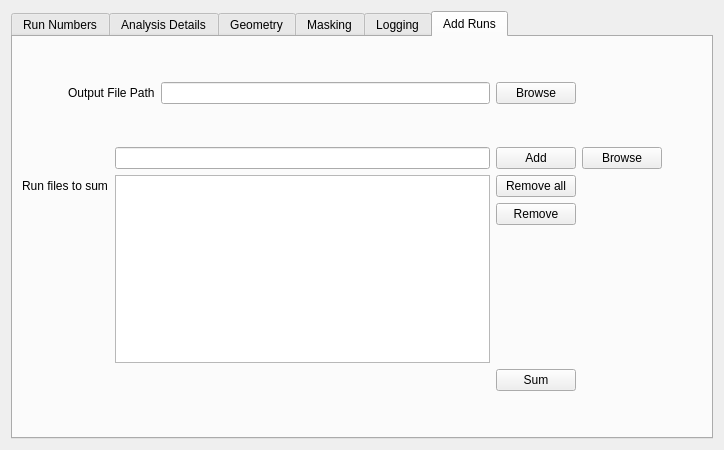
mantidproject/mantid, file Code/Mantid/MantidQt/CustomInterfaces/inc/MantidQtCustomInterfaces/SANSRunWindow.ui: the form before one commit.
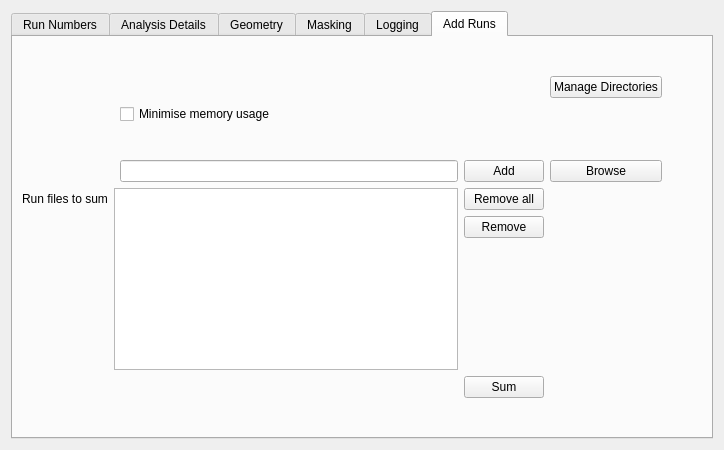
The form after the commit. The open tabs and pages were chosen to show the change. Custom widgets are drawn as their Qt base class.

Commit message: The SANS GUI now has a "Manage Directories" button and it handles multi-period files better too. refs #2145 and #2146

Patch:
```diff
--- a/Code/Mantid/MantidQt/CustomInterfaces/inc/MantidQtCustomInterfaces/SANSRunWindow.ui
+++ b/Code/Mantid/MantidQt/CustomInterfaces/inc/MantidQtCustomInterfaces/SANSRunWindow.ui
@@ -3536,7 +3536,7 @@
        <string>Add Runs</string>
       </attribute>
       <layout class="QGridLayout" name="gridLayout_18" >
-       <item row="0" column="3" >
+       <item row="0" column="2" >
         <spacer name="verticalSpacer_9" >
          <property name="orientation" >
           <enum>Qt::Vertical</enum>
@@ -3565,7 +3565,14 @@
          </property>
         </spacer>
        </item>
-       <item row="2" column="3" >
+       <item row="1" column="2" >
+        <widget class="QLabel" name="summedPath_lb" >
+         <property name="text" >
+          <string/>
+         </property>
+        </widget>
+       </item>
+       <item row="3" column="2" >
         <spacer name="verticalSpacer_10" >
          <property name="orientation" >
           <enum>Qt::Vertical</enum>
@@ -3578,76 +3585,7 @@
          </property>
         </spacer>
        </item>
-       <item row="3" column="6" >
-        <spacer name="horizontalSpacer_18" >
-         <property name="orientation" >
-          <enum>Qt::Horizontal</enum>
-         </property>
-         <property name="sizeType" >
-          <enum>QSizePolicy::Maximum</enum>
-         </property>
-         <property name="sizeHint" stdset="0" >
-          <size>
-           <width>40</width>
-           <height>20</height>
-          </size>
-         </property>
-        </spacer>
-       </item>
-       <item row="6" column="4" >
-        <spacer name="verticalSpacer_7" >
-         <property name="orientation" >
-          <enum>Qt::Vertical</enum>
-         </property>
-         <property name="sizeHint" stdset="0" >
-          <size>
-           <width>20</width>
-           <height>40</height>
-          </size>
-         </property>
-        </spacer>
-       </item>
-       <item row="8" column="4" >
-        <spacer name="verticalSpacer_8" >
-         <property name="orientation" >
-          <enum>Qt::Vertical</enum>
-         </property>
-         <property name="sizeHint" stdset="0" >
-          <size>
-           <width>20</width>
-           <height>40</height>
-          </size>
-         </property>
-        </spacer>
-       </item>
-       <item row="1" column="1" colspan="2" >
-        <widget class="QLabel" name="label_40" >
-         <property name="toolTip" >
-          <string>The directory to created the summed run file in</string>
-         </property>
-         <property name="text" >
-          <string>Output File Path</string>
-         </property>
-        </widget>
-       </item>
-       <item row="1" column="3" >
-        <widget class="QLineEdit" name="summedPath_edit" >
-         <property name="toolTip" >
-          <string>The directory to created the summed run file in</string>
-         </property>
-        </widget>
-       </item>
-       <item row="1" column="4" >
-        <widget class="QPushButton" name="summedPath_Btn" >
-         <property name="toolTip" >
-          <string>The directory to created the summed run file in</string>
-         </property>
-         <property name="text" >
-          <string>Browse</string>
-         </property>
-        </widget>
-       </item>
-       <item row="3" column="0" colspan="2" >
+       <item row="4" column="0" colspan="2" >
         <widget class="QLabel" name="label_42" >
          <property name="sizePolicy" >
           <sizepolicy vsizetype="Preferred" hsizetype="Fixed" >
@@ -3669,14 +3607,14 @@
          </property>
         </widget>
        </item>
-       <item row="3" column="2" colspan="2" >
+       <item row="4" column="2" >
         <widget class="QLineEdit" name="new2Add_edit" >
          <property name="toolTip" >
           <string>Type , separated lists of run numbers or ranges of numbers with a : </string>
          </property>
         </widget>
        </item>
-       <item row="3" column="4" >
+       <item row="4" column="3" >
         <widget class="QPushButton" name="add_Btn" >
          <property name="toolTip" >
           <string>Adds entries to the big table, use before clicking "Sum".</string>
@@ -3686,7 +3624,7 @@
          </property>
         </widget>
        </item>
-       <item row="3" column="5" >
+       <item row="4" column="4" >
         <widget class="QPushButton" name="browse_to_add_Btn" >
          <property name="toolTip" >
           <string>Find a file on your system</string>
@@ -3696,17 +3634,33 @@
          </property>
         </widget>
        </item>
-       <item row="7" column="4" >
-        <widget class="QPushButton" name="sum_Btn" >
+       <item row="4" column="5" >
+        <spacer name="horizontalSpacer_18" >
+         <property name="orientation" >
+          <enum>Qt::Horizontal</enum>
+         </property>
+         <property name="sizeType" >
+          <enum>QSizePolicy::Maximum</enum>
+         </property>
+         <property name="sizeHint" stdset="0" >
+          <size>
+           <width>40</width>
+           <height>20</height>
+          </size>
+         </property>
+        </spacer>
+       </item>
+       <item row="5" column="0" >
+        <widget class="QLabel" name="label_46" >
          <property name="toolTip" >
           <string>Load the files in the table above and save them to one file</string>
          </property>
          <property name="text" >
-          <string>Sum</string>
+          <string>Run files to sum</string>
          </property>
         </widget>
        </item>
-       <item rowspan="3" row="4" column="2" colspan="2" >
+       <item rowspan="3" row="5" column="1" colspan="2" >
         <widget class="QListWidget" name="toAdd_List" >
          <property name="toolTip" >
           <string>Files to be summed, click at the top of this box or use the "Add" button</string>
@@ -3728,7 +3682,7 @@
          </property>
         </widget>
        </item>
-       <item row="4" column="4" >
+       <item row="5" column="3" >
         <widget class="QPushButton" name="clear_Btn" >
          <property name="toolTip" >
           <string>Clear the table</string>
@@ -3738,7 +3692,7 @@
          </property>
         </widget>
        </item>
-       <item row="5" column="4" >
+       <item row="6" column="3" >
         <widget class="QPushButton" name="remove_Btn" >
          <property name="toolTip" >
           <string>Select rows by clicking on the table and remove then with this button</string>
@@ -3748,13 +3702,56 @@
          </property>
         </widget>
        </item>
-       <item row="4" column="0" colspan="2" >
-        <widget class="QLabel" name="label_46" >
+       <item row="7" column="3" >
+        <spacer name="verticalSpacer_7" >
+         <property name="orientation" >
+          <enum>Qt::Vertical</enum>
+         </property>
+         <property name="sizeHint" stdset="0" >
+          <size>
+           <width>20</width>
+           <height>40</height>
+          </size>
+         </property>
+        </spacer>
+       </item>
+       <item row="8" column="3" >
+        <widget class="QPushButton" name="sum_Btn" >
          <property name="toolTip" >
           <string>Files to be summed, click at the top of this box or use the "Add" button</string>
          </property>
          <property name="text" >
-          <string>Run files to sum</string>
+          <string>Sum</string>
+         </property>
+        </widget>
+       </item>
+       <item row="9" column="3" >
+        <spacer name="verticalSpacer_8" >
+         <property name="orientation" >
+          <enum>Qt::Vertical</enum>
+         </property>
+         <property name="sizeHint" stdset="0" >
+          <size>
+           <width>20</width>
+           <height>40</height>
+          </size>
+         </property>
+        </spacer>
+       </item>
+       <item row="1" column="4" >
+        <widget class="QPushButton" name="summedPath_Btn" >
+         <property name="toolTip" >
+          <string>The directory to created the summed run file in</string>
+         </property>
+         <property name="text" >
+          <string>Manage Directories</string>
+         </property>
+        </widget>
+       </item>
+       <item row="2" column="2" >
+        <widget class="QCheckBox" name="loadSeparateEntries" >
+         <property name="text" >
+          <string>Minimise memory usage</string>
          </property>
         </widget>
        </item>
```
Left out of the diff: 6 changed lines with no effect on the pictures. The commit also changes 13 other files.
